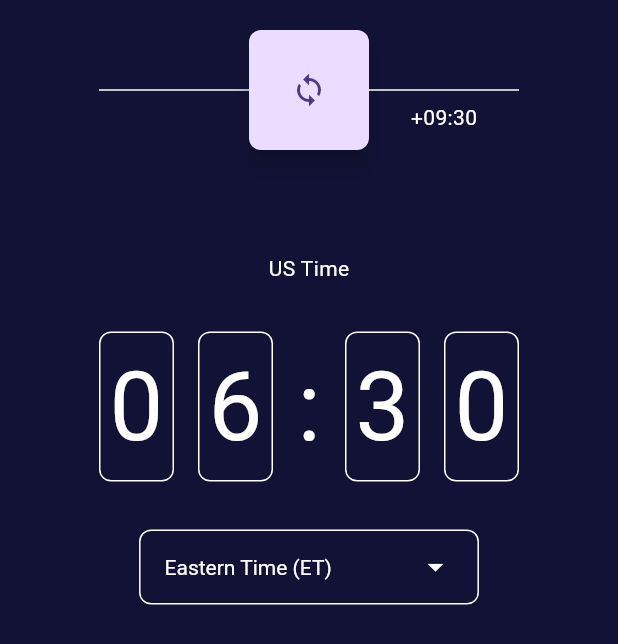
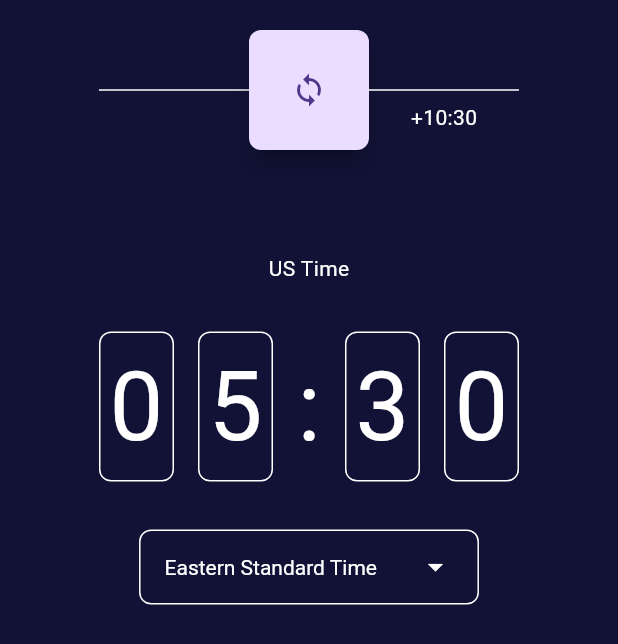
Before and after one commit to curiouslumber/ist_us_converter, a Flutter app: the screen it shows after launch, on a phone screen of 412 x 824 dp. Shown: the part 528-1172 px from the top of the screen. Run offline on Flutter 3.47's test engine with Material 3 defaults, Android fonts, the phone set to English and light mode, and no system bars; our stand-ins replace get, timezone.

Commit message:
fixed time zones diff

```diff
--- a/lib/controller/time_controller.dart
+++ b/lib/controller/time_controller.dart
@@ -5,27 +5,26 @@ class TimeController extends GetxController {
   RxString istTime = "00:00".obs;
   RxString usTime = "00:00".obs;
 
-  RxString selectedTimeZone = "ET".obs;
+  RxString selectedTimeZone = "EST".obs;
 
   Map<String, List<Object>> get timeZones => {
-        "ET": ["Eastern Time (ET)", "-", 4, 0],
-        "EDT": ["Eastern Daylight Time (EDT)", "-", 4, 30],
-        "CT": ["Central Time (CT)", "-", 6, 0],
-        "CDT": ["Central Daylight Time (CDT)", "-", 5, 30],
-        "MT": ["Mountain Time (MT)", "-", 7, 0],
-        "MDT": ["Mountain Daylight Time (MDT)", "-", 6, 30],
-        "PT": ["Pacific Time (PT)", "-", 8, 0],
-        "PDT": ["Pacific Daylight Time (PDT)", "-", 7, 30],
-        "AKT": ["Alaska Time (AKT)", "-", 9, 0],
-        "AKDT": ["Alaska Daylight Time (AKDT)", "-", 8, 30],
-        "HST": ["Hawaii-Aleutian Standard Time (HST)", "+", 10, 0],
-        "HDT": ["Hawaii-Aleutian Daylight Time (HDT)", "+", 9, 30],
-        "AT": ["Atlantic Time (AT)", "-", 3, 0],
-        "ADT": ["Atlantic Daylight Time (ADT)", "-", 2, 30],
+        "EST": ["Eastern Standard Time (EST)", "-", 5, 0],
+        "EDT": ["Eastern Daylight Time (EDT)", "-", 4, 0],
+        "CST": ["Central Standard Time (CST)", "-", 6, 0],
+        "CDT": ["Central Daylight Time (CDT)", "-", 5, 0],
+        "MST": ["Mountain Standard Time (MST)", "-", 7, 0],
+        "MDT": ["Mountain Daylight Time (MDT)", "-", 6, 0],
+        "PST": ["Pacific Standard Time (PST)", "-", 8, 0],
+        "PDT": ["Pacific Daylight Time (PDT)", "-", 7, 0],
+        "AKST": ["Alaska Standard Time (AKST)", "-", 9, 0],
+        "AKDT": ["Alaska Daylight Time (AKDT)", "-", 8, 0],
+        "HST": ["Hawaii Standard Time (HST)", "-", 10, 0],
+        "AST": ["Atlantic Standard Time (AST)", "-", 4, 0],
+        "ADT": ["Atlantic Daylight Time (ADT)", "-", 3, 0],
       };
 
   init() {
-    syncTime("IST", "ET");
+    syncTime("IST", "EST");
   }
 
   void syncTime(String sourceTime, String destTime) {
--- a/lib/home.dart
+++ b/lib/home.dart
@@ -15,7 +15,7 @@ class _HomeState extends State<Home> {
   @override
   void initState() {
     super.initState();
-    timeController.syncTime("IST", "ET");
+    timeController.syncTime("IST", "EST");
   }
 
   @override
```
